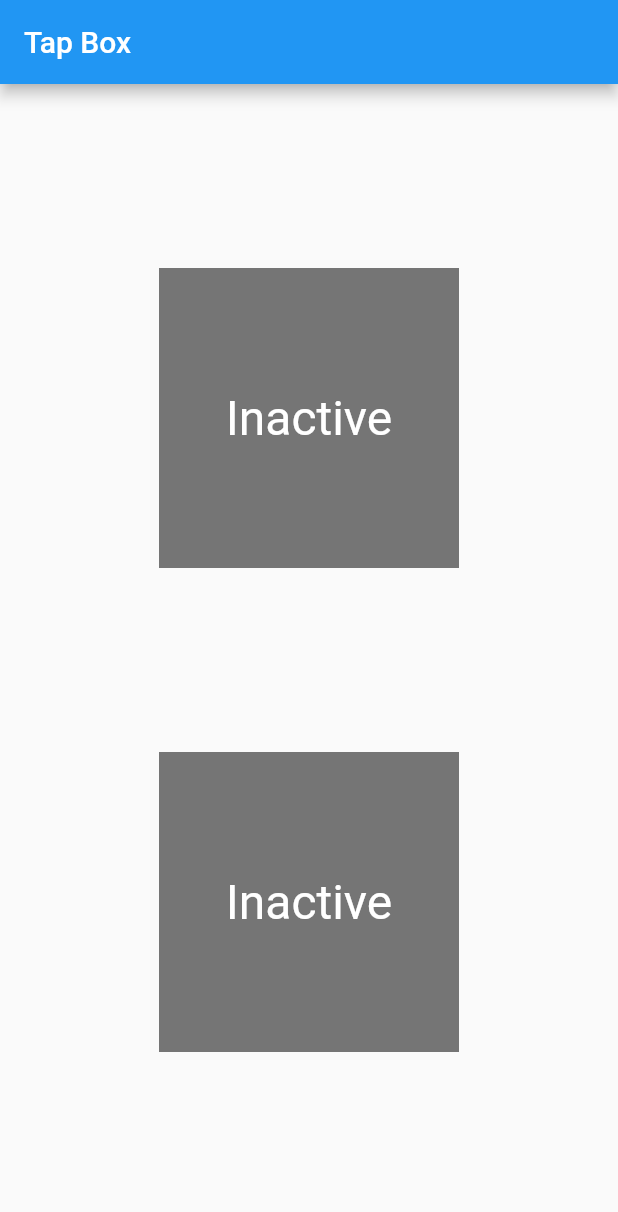
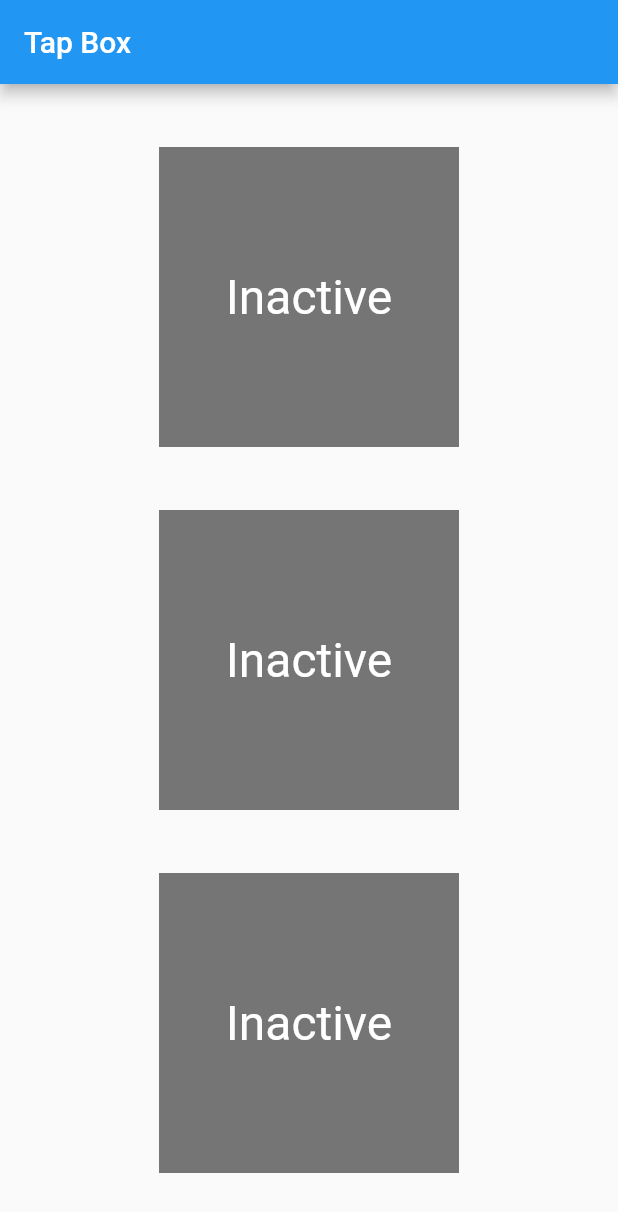
Before and after one commit to thecodinganalyst/tapbox, a Flutter app: the screen it shows after launch, on a phone screen of 412 x 824 dp. Shown: the top 1212 px of the screen. Run offline on Flutter 3.47's test engine with Material 2 defaults, Android fonts, the phone set to English and light mode, and no system bars.

Commit message:
add tapboxC to illustrate mix and match approach to manage the widgets state by itself and by its parent

```diff
--- a/lib/main.dart
+++ b/lib/main.dart
@@ -32,7 +32,7 @@ class MyApp extends StatelessWidget {
           child: Column(
             mainAxisAlignment: MainAxisAlignment.spaceEvenly,
             children: [
-              TapBoxA(), ParentWidget()
+              TapBoxA(), TapBoxBParentWidget(), TapBoxCParentWidget()
             ],
           ),
         )
@@ -41,14 +41,111 @@ class MyApp extends StatelessWidget {
   }
 }
 
-class ParentWidget extends StatefulWidget {
-  const ParentWidget({Key? key}) : super(key: key);
+class TapBoxCParentWidget extends StatefulWidget {
+  const TapBoxCParentWidget({super.key});
 
   @override
-  State<ParentWidget> createState() => _ParentWidgetState();
+  State<TapBoxCParentWidget> createState() => _TapBoxCParentWidgetState();
 }
 
-class _ParentWidgetState extends State<ParentWidget> {
+class _TapBoxCParentWidgetState extends State<TapBoxCParentWidget> {
+  bool _active = false;
+
+  void _handleTapBoxChanged(bool newValue){
+    setState(() {
+      _active = newValue;
+    });
+  }
+
+  @override
+  Widget build(BuildContext context) {
+    return SizedBox(
+      child: TapBoxC(
+        active: _active,
+        onChanged: _handleTapBoxChanged,
+      ),
+    );
+  }
+}
+
+class TapBoxC extends StatefulWidget {
+  final bool active;
+  final ValueChanged<bool> onChanged;
+
+  const TapBoxC({
+    super.key,
+    this.active = false,
+    required this.onChanged
+  });
+
+  @override
+  State<TapBoxC> createState() => _TapBoxCState();
+}
+
+class _TapBoxCState extends State<TapBoxC> {
+  bool _highlight = false;
+
+  void _handleTapDown(TapDownDetails details){
+    setState(() {
+      _highlight = true;
+    });
+  }
+
+  void _handleTapUp(TapUpDetails details){
+    setState(() {
+      _highlight = false;
+    });
+  }
+
+  void _handleTapCancel(){
+    setState(() {
+      _highlight = false;
+    });
+  }
+
+  void _handleTap(){
+    widget.onChanged(!widget.active);
+  }
+
+  @override
+  Widget build(BuildContext context) {
+    return GestureDetector(
+      onTapDown: _handleTapDown,
+      onTapUp: _handleTapUp,
+      onTap: _handleTap,
+      onTapCancel: _handleTapCancel,
+      child: Container(
+        width: 200.0,
+        height: 200.0,
+        decoration: BoxDecoration(
+          color: widget.active ? Colors.lightGreen[700] : Colors.grey[600],
+          border: _highlight
+                ? Border.all(
+                  color: Colors.teal[700]!,
+                  width: 10.0
+                  )
+                : null,
+        ),
+        child: Center(
+          child: Text(
+            widget.active ? 'Active' : 'Inactive',
+            style: const TextStyle(fontSize: 32.0, color: Colors.white)
+          ),
+        ),
+      )
+    );
+  }
+}
+
+
+class TapBoxBParentWidget extends StatefulWidget {
+  const TapBoxBParentWidget({Key? key}) : super(key: key);
+
+  @override
+  State<TapBoxBParentWidget> createState() => _TapBoxBParentWidgetState();
+}
+
+class _TapBoxBParentWidgetState extends State<TapBoxBParentWidget> {
   bool _active = false;
 
   void _handleTapBoxChanged(bool newValue){
```
